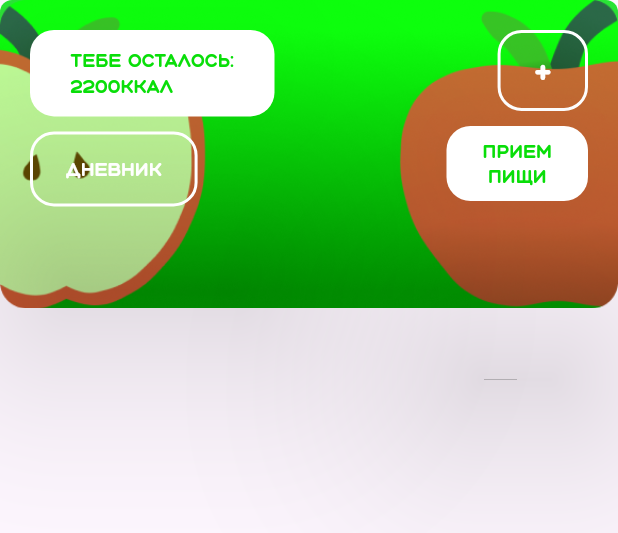
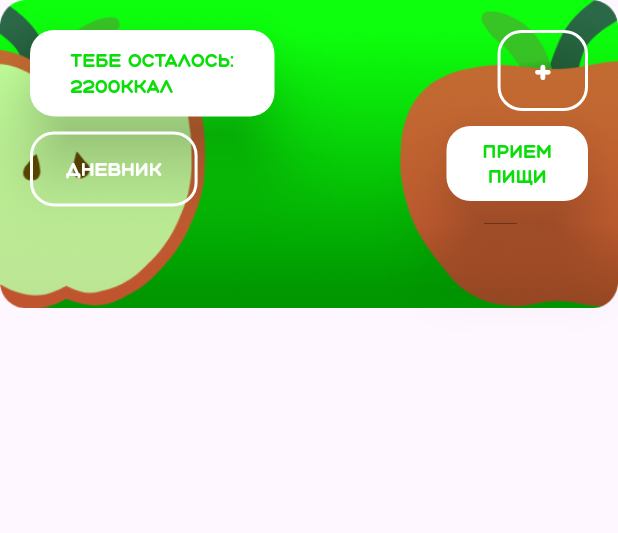
Before and after one commit to MatveyNevirets/BodyBuddies, a Flutter app: the NutritionFeatureCard widget shown alone on an empty page, opened directly, on a phone screen of 412 x 824 dp. Shown: the top 533 px of the screen. Run offline on Flutter 3.47's test engine with Material 3 defaults, Android fonts, the phone set to English and light mode, and no system bars; our stand-ins replace bloc, flutter_bloc.

Commit message:
Created: "Redesigned workout block"

```diff
--- a/lib/bin/body_buddies.dart
+++ b/lib/bin/body_buddies.dart
@@ -30,7 +30,7 @@ class BodyBuddiesApp extends StatelessWidget {
       )),
       debugShowCheckedModeBanner: false,
       routes: {
-        "/introduction": (context) => BlocProvider(
+        "/login_page": (context) => BlocProvider(
               create: (BuildContext context) => IntroBloc(),
               child: IntroScreen(),
             ),
@@ -39,7 +39,7 @@ class BodyBuddiesApp extends StatelessWidget {
               child: HomeScreen(),
             )
       },
-      initialRoute: "/introduction",
+      initialRoute: "/",//TODO: ПОТОМ ПОМЕНЯТЬ
     );
   }
 }
--- a/lib/core/colors/colors.dart
+++ b/lib/core/colors/colors.dart
@@ -58,4 +58,6 @@ abstract class Colours
     Color.fromARGB(255, 4, 217, 255),
     Color.fromARGB(255, 115, 172, 220),
   ];
+
+  static Color workout_text_color = Color.fromARGB(255, 35, 74, 165);
 }
--- a/lib/core/strings/strings.dart
+++ b/lib/core/strings/strings.dart
@@ -58,7 +58,7 @@ abstract class Strings {
 
   static const String your_programs_string = "Твои программы";
 
-  static const String start = "Начать";
+  static const String start = "Начнём!";
 
   static String diet = "Питание";
   static String useful = "Полезное";
--- a/lib/core/styles/styles.dart
+++ b/lib/core/styles/styles.dart
@@ -9,6 +9,7 @@ abstract class Styles {
   ///margins/////
   static const base_margin_size = EdgeInsets.all(16);
   static double base_margin_size_double = 16;
+  static double base_padding_size_double = 2;
 
   ///elevations//////
   static const double base_elevation = 8;
@@ -26,6 +27,8 @@ abstract class Styles {
       fontSize: 21,
       color: Colours.black_text_color,
       fontWeight: FontWeight.w500);
+
+  static var workouts_containers_text_style = TextStyle(fontFamily: 'AqumTwo', fontSize: 12, color: Colours.white_text_color);
 
   ////dark///boxes//////
 
@@ -77,7 +80,9 @@ abstract class Styles {
   static var nutrition_text_style = TextStyle(fontFamily: 'AqumTwo', fontSize: 12);
   static var nutrition_symbol_text_style = TextStyle(fontFamily: 'AqumTwo', fontSize: 21);
 
-  static double nutrition_button_elevate = 72;
+  static double nutrition_button_elevate = 20;
+
+  static var workouts_button_text_style = TextStyle(fontFamily: 'AqumTwo', fontSize: 12, color: Colours.workout_text_color);
 
 
 
--- a/lib/features/workouts/presentation/widgets/features_cards/nutrition/nutrition_feature_card.dart
+++ b/lib/features/workouts/presentation/widgets/features_cards/nutrition/nutrition_feature_card.dart
@@ -12,17 +12,7 @@ import '../../../../../../core/widgets/base_button.dart';
 class NutritionFeatureCard extends StatelessWidget {
   @override
   Widget build(BuildContext context) {
-    return Container(
-      height: 150,
-      width: double.maxFinite,
-      decoration: BoxDecoration(
-          gradient: const LinearGradient(
-            begin: Alignment.topCenter,
-            end: Alignment.bottomCenter,
-            colors: Colours.greenContainerGradientColors,
-          ),
-          borderRadius: BorderRadius.circular(8)),
-      child: Wrap(
+    return Wrap(
       children: [
         Stack(children: [
           Image(image: AssetImage("lib/assets/images/NutritionBackground.png")),
@@ -44,7 +34,7 @@ class NutritionFeatureCard extends StatelessWidget {
                   Column(
                     crossAxisAlignment: CrossAxisAlignment.end,
                     children: [
-                        StylisedButton(Size(10,54),null,Styles.nutrition_symbol_text_style,false, Colours.invisible_color, Colours.white_text_color, 2, "+", null, () {}),
+                      StylisedButton(Size(10,54),null,Styles.nutrition_symbol_text_style,false, Colours.invisible_color, Colours.white_text_color, 15, "+", null, () {}),
                       SizedBox(height: Styles.height_of_text_to_widget,),
                       StylisedButton(Size(90,50),CrossAxisAlignment.center,null,true, Colours.white_text_color, null, Styles.nutrition_button_elevate, "Прием", "пищи", null),
                     ],
@@ -55,7 +45,6 @@ class NutritionFeatureCard extends StatelessWidget {
           )
         ],)
       ],
-      ),
     );
   }
 }
```
Also changed, not shown: lib/features/workouts/presentation/widgets/features_cards/workouts/widgets/calendar_widget.dart (added, +38 -0 lines), lib/features/workouts/presentation/widgets/features_cards/workouts/widgets/workout_button_widget.dart (added, +42 -0 lines), lib/features/workouts/presentation/widgets/features_cards/workouts/widgets/workout_container_text.dart (added, +25 -0 lines), lib/features/workouts/presentation/widgets/features_cards/workouts/workouts_feature_card.dart (+27 -55 lines). Lines whose indentation alone changed are shown as unchanged.
